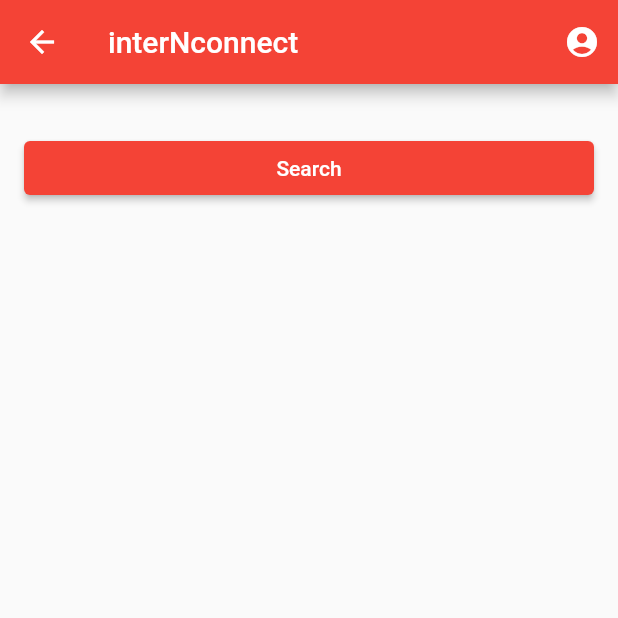
After one commit to luiscnalves21/ESOF_internconnect, a Flutter app: the Search screen opened directly, on a phone screen of 412 x 824 dp, the top half of it. The commit adds this screen. Run offline on Flutter 3.47's test engine with Material 2 defaults, Android fonts, the phone set to English and light mode, and no system bars.

Commit message:
More folders and components

```diff
--- a/internconnect/lib/my_app.dart
+++ b/internconnect/lib/my_app.dart
@@ -1,6 +1,5 @@
 import 'package:flutter/material.dart';
-
-import 'student_login_page.dart';
+import 'package:internconnect/screens/authenticate/student_login.dart';
 
 class MyApp extends StatelessWidget {
   const MyApp({Key? key}) : super(key: key);
@@ -11,7 +10,7 @@
       title: 'interNconnect',
       debugShowCheckedModeBanner: false,
       theme: ThemeData(primarySwatch: Colors.red),
-      home: StudentLoginPage(),
+      home: StudentLogin(),
     );
   }
 }
--- /dev/null
+++ b/internconnect/lib/search_page.dart
@@ -0,0 +1,49 @@
+import 'package:flutter/material.dart';
+import 'package:internconnect/screens/authenticate/student_login.dart';
+
+class Search extends StatefulWidget {
+  @override
+  _SearchState createState() => _SearchState();
+}
+
+class _SearchState extends State<Search> {
+
+  void _handleSearch() {
+    // Implement search logic here
+  }
+
+  @override
+  Widget build(BuildContext context) {
+    return Scaffold(
+      appBar: AppBar(
+        title: Text(
+          'interNconnect',
+        ),
+        actions: [
+          IconButton(
+            icon: Icon(Icons.account_circle),
+            onPressed: () {
+              Navigator.push(
+                context,
+                MaterialPageRoute(builder: (context) => StudentLogin()),
+              );
+            },
+          ),
+        ],
+      ),
+      body: Padding(
+        padding: EdgeInsets.all(16.0),
+        child: Column(
+          crossAxisAlignment: CrossAxisAlignment.stretch,
+          children: [
+            SizedBox(height: 16.0),
+            ElevatedButton(
+              child: Text('Search'),
+              onPressed: _handleSearch,
+            ),
+          ],
+        ),
+      ),
+    );
+  }
+}
--- a/internconnect/pubspec.yaml
+++ b/internconnect/pubspec.yaml
@@ -35,6 +35,8 @@
   # The following adds the Cupertino Icons font to your application.
   # Use with the CupertinoIcons class for iOS style icons.
   cupertino_icons: ^1.0.2
+  firebase_auth: ^0.14.0+5
+  cloud_firestore: ^0.12.9+4
 
 dev_dependencies:
   flutter_test:
```
Also changed, not shown: internconnect/lib/home_page.dart (deleted, +0 -22 lines), internconnect/lib/screens/authenticate/company_login.dart (renamed from internconnect/lib/student_login_page.dart, +19 -14 lines), internconnect/lib/screens/authenticate/company_signup.dart (renamed from internconnect/lib/student_signup_page.dart, +14 -6 lines), internconnect/lib/screens/authenticate/student_login.dart (renamed from internconnect/lib/company_login_page.dart, +24 -36 lines), internconnect/lib/screens/authenticate/student_signup.dart (renamed from internconnect/lib/company_signup_page.dart, +6 -14 lines), internconnect/lib/screens/home/available_internships.dart (renamed from internconnect/lib/available_internships.dart, +5 -5 lines), internconnect/lib/screens/home/home.dart (renamed from internconnect/lib/main_page.dart, +16 -7 lines), internconnect/lib/screens/wrapper.dart (added, +14 -0 lines), internconnect/pubspec.lock, 8 other files.
